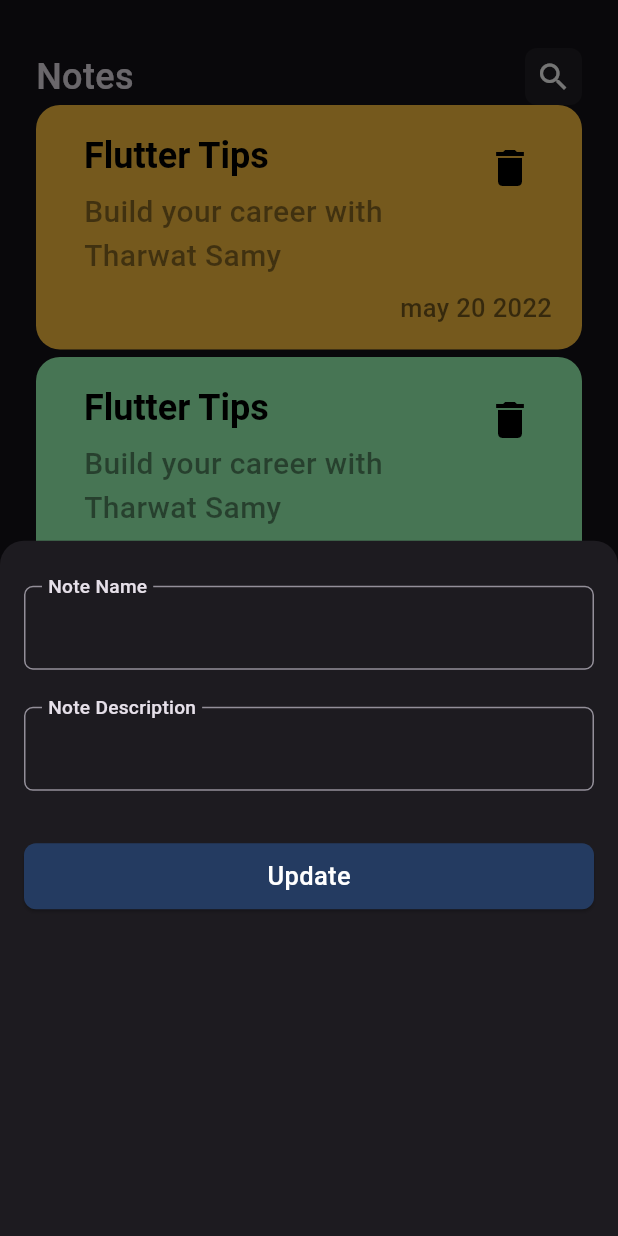
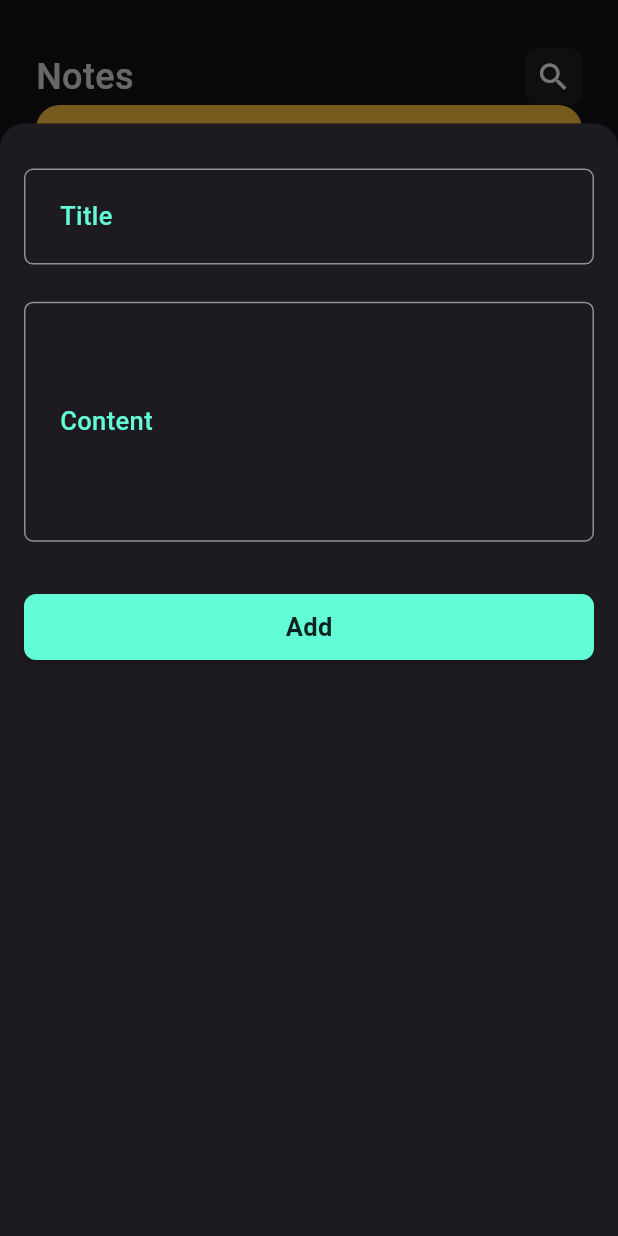
Before and after one commit to AbdelrahmanZAlN/notes_app, a Flutter app: the screen it shows after launch, after a tap on the "add" icon, on a phone screen of 412 x 824 dp. Run offline on Flutter 3.47's test engine with Material 3 defaults, Android fonts, the phone set to English and light mode, and no system bars.

Commit message:
finish add fields to bottom sheet

```diff
--- a/lib/components/custom_elevated_button.dart
+++ b/lib/components/custom_elevated_button.dart
@@ -12,7 +12,7 @@ class CustomElevatedButton extends StatelessWidget {
     return ElevatedButton(
 
       style: ButtonStyle(
-        backgroundColor: WidgetStatePropertyAll(Color(0xFF243B61)),
+        backgroundColor: const WidgetStatePropertyAll(Color(0xFF62FCD7 )),
         padding:const WidgetStatePropertyAll(EdgeInsets.symmetric(vertical: 10)),
         shape:  WidgetStatePropertyAll<RoundedRectangleBorder>(
           RoundedRectangleBorder(
@@ -24,11 +24,11 @@ class CustomElevatedButton extends StatelessWidget {
         onPressed();
       },
       child: Text(
-        'Update',
+        'Add',
         style: Theme.of(context).textTheme.bodyMedium?.
         copyWith(
-        fontWeight:FontWeight.w500,
-        color: Colors.white
+        fontWeight:FontWeight.bold,
+        color: Colors.black87
         ),
       )
     );
--- a/lib/components/custom_text_field.dart
+++ b/lib/components/custom_text_field.dart
@@ -24,17 +24,26 @@ class CustomTextField extends StatelessWidget {
   Widget build(BuildContext context) {
 
     return TextField(
+      cursorColor: Theme.of(context).primaryColor,
       onChanged: onChange,
-      minLines: 1,
+      minLines: lines,
       maxLines: lines,
       //controller: controller,
       decoration: InputDecoration(
-        floatingLabelBehavior: FloatingLabelBehavior.always,
+        floatingLabelBehavior: FloatingLabelBehavior.auto,
         labelText: label,
-        labelStyle: Theme.of(context).textTheme.bodyMedium,
+        contentPadding: const EdgeInsets.all(20),
+        labelStyle: Theme.of(context).textTheme.bodyMedium?.copyWith(
+          color: Theme.of(context).primaryColor,
+        ),
         hintText: hint,
         hintStyle:Theme.of(context).textTheme.bodyMedium,
-        border: OutlineInputBorder(
+          focusedBorder: OutlineInputBorder(
+            borderSide: BorderSide(
+              color: Theme.of(context).primaryColor,
+            )
+          ),
+          border: OutlineInputBorder(
           borderRadius: BorderRadius.circular(6)
         )
       ),
--- a/lib/my_theme/my_theme.dart
+++ b/lib/my_theme/my_theme.dart
@@ -2,7 +2,7 @@ import 'package:flutter/material.dart';
 
 class MyTheme {
 
-  static const Color lightPrimaryColor=Color(0xFF243B61);
+  static const Color lightPrimaryColor=Color(0xFF62FCD7);
 
   var lightTheme = ThemeData(
 
--- a/lib/views/home/add_note_bottom_sheet.dart
+++ b/lib/views/home/add_note_bottom_sheet.dart
@@ -17,14 +17,14 @@ class AddNoteBottomSheet extends StatelessWidget {
         children: [
           CustomTextField(
               onChange: (text){},
-              label: 'Note Name',
+              label: 'Title',
           ),
           SizedBox(
             height: MediaQuery.of(context).size.height * .03,
           ),
           CustomTextField(
               onChange: (text){},
-              label: 'Note Description',
+              label: 'Content',lines: 5,
           ),
           SizedBox(
             height: MediaQuery.of(context).size.height * .04,
--- a/lib/views/home/home_view.dart
+++ b/lib/views/home/home_view.dart
@@ -13,17 +13,19 @@ class HomeView extends StatelessWidget {
         onPressed: (){
           showModalBottomSheet(
               context: context,
-              builder: (_)=>AddNoteBottomSheet(),
-            shape: RoundedRectangleBorder(
+              builder: (_)=>const AddNoteBottomSheet(),
+            //isScrollControlled: true,
+            scrollControlDisabledMaxHeightRatio: 0.9,
+            shape: const RoundedRectangleBorder(
               borderRadius: BorderRadius.vertical(top: Radius.circular(16)),
             ),
           );
         },
-        child: Icon(Icons.add,size: 30,),
+        child: const Icon(Icons.add,size: 30,),
         backgroundColor: Colors.blue,
-        shape: CircleBorder(),
+        shape: const CircleBorder(),
       ),
-      body: NotesViewBody()
+      body: const NotesViewBody()
     );
   }
 }
```
Also changed, not shown: lib/components/test.dart (deleted).
